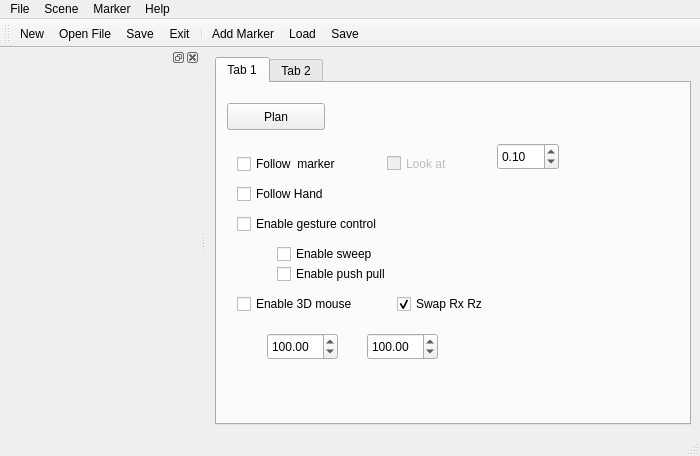
Before: the Qt Designer form hiveground/hg_apps/hg_inspector_arm/src/inspector_arm.ui in cuixiongyi/hiveground-ros-pkg, drawn with Qt 5.
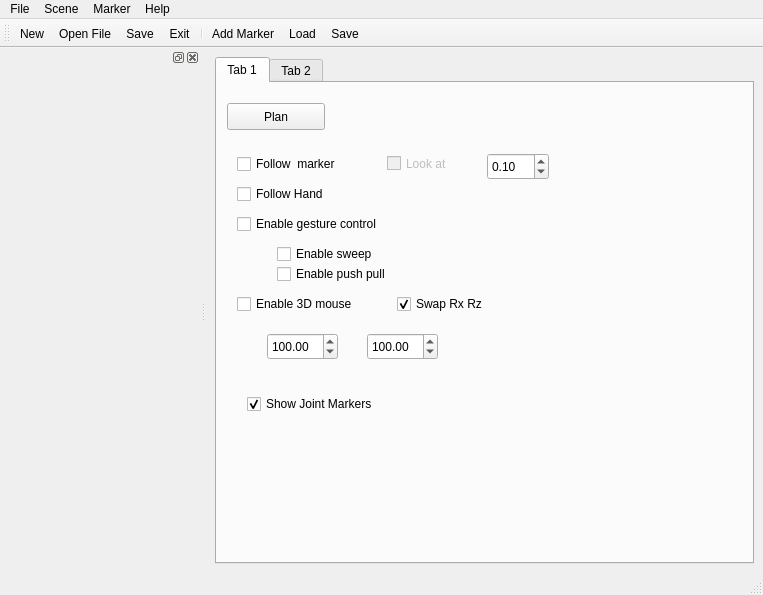
After: the same form once the commit is applied.

Patch:
```diff
--- a/hiveground/hg_apps/hg_inspector_arm/src/inspector_arm.ui
+++ b/hiveground/hg_apps/hg_inspector_arm/src/inspector_arm.ui
@@ -6,8 +6,8 @@
    <rect>
     <x>0</x>
     <y>0</y>
-    <width>700</width>
-    <height>456</height>
+    <width>763</width>
+    <height>595</height>
    </rect>
   </property>
   <property name="windowTitle">
@@ -79,8 +79,8 @@
        <widget class="QDoubleSpinBox" name="doubleSpinBoxLookAtDistance">
         <property name="geometry">
          <rect>
-          <x>280</x>
-          <y>60</y>
+          <x>270</x>
+          <y>70</y>
           <width>62</width>
           <height>27</height>
          </rect>
@@ -213,6 +213,22 @@
          <bool>true</bool>
         </property>
        </widget>
+       <widget class="QCheckBox" name="checkBoxShowJointMarkers">
+        <property name="geometry">
+         <rect>
+          <x>30</x>
+          <y>310</y>
+          <width>161</width>
+          <height>22</height>
+         </rect>
+        </property>
+        <property name="text">
+         <string>Show Joint Markers</string>
+        </property>
+        <property name="checked">
+         <bool>true</bool>
+        </property>
+       </widget>
       </widget>
       <widget class="QWidget" name="tab_2">
        <attribute name="title">
@@ -228,7 +244,7 @@
     <rect>
      <x>0</x>
      <y>0</y>
-     <width>700</width>
+     <width>763</width>
      <height>25</height>
     </rect>
    </property>
```
